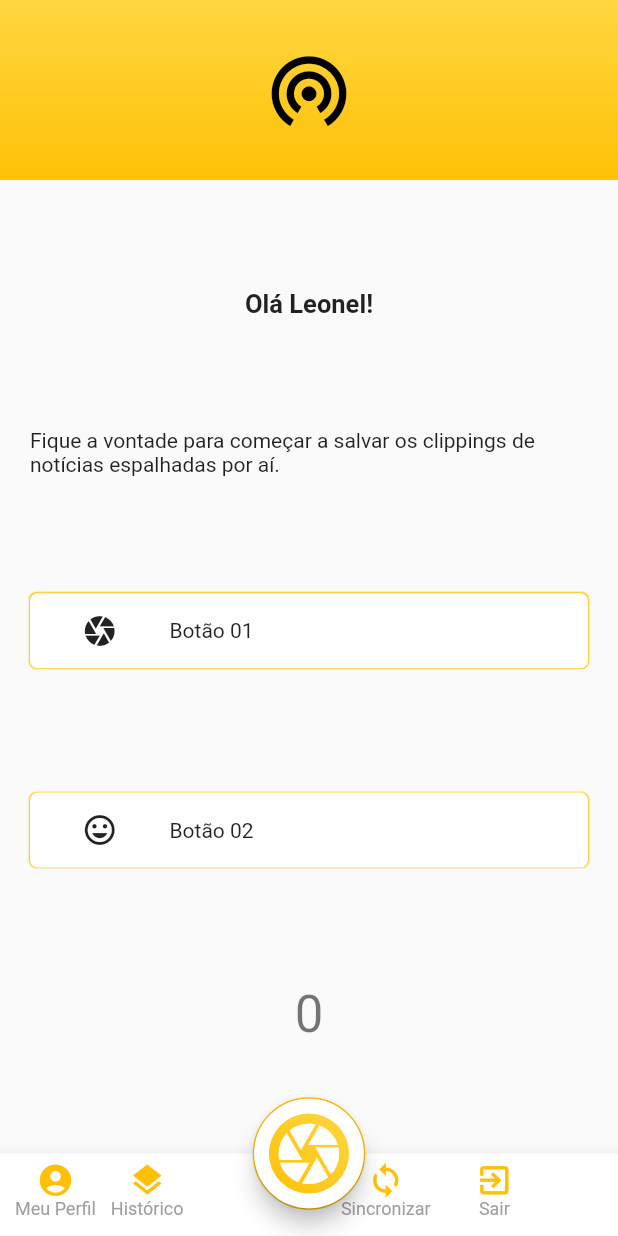
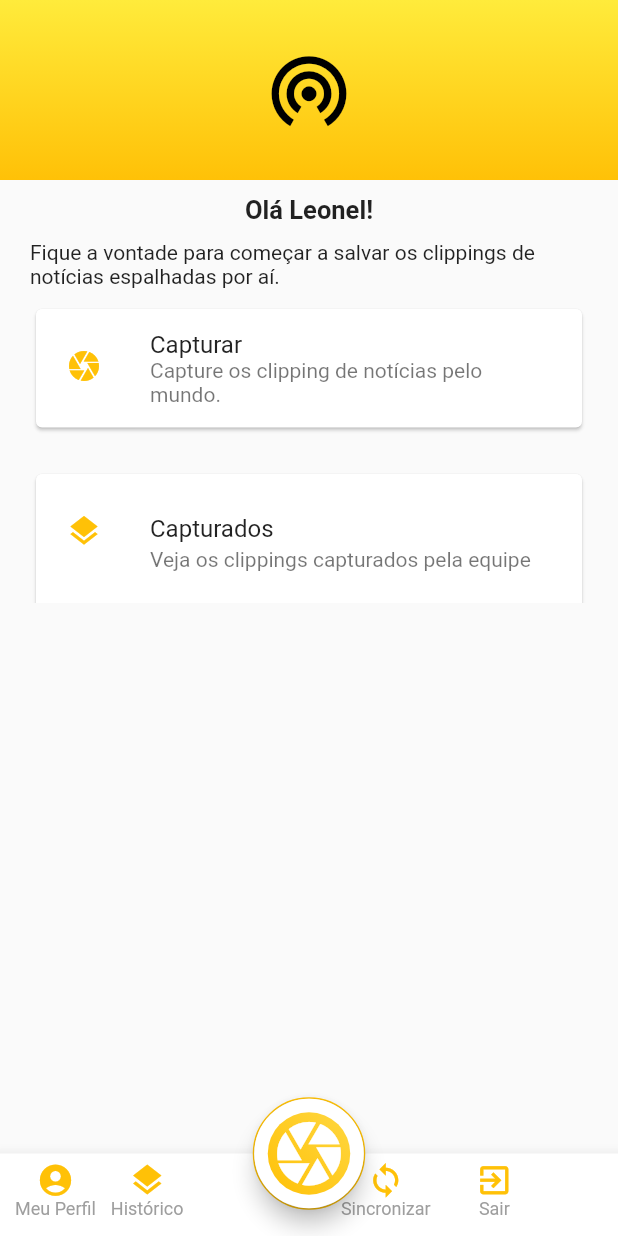
Before and after one commit to rd7rodrigo/flutter-estudo, a Flutter app: the screen it shows after launch, on a phone screen of 412 x 824 dp. Run offline on Flutter 3.47's test engine with Material 2 defaults, Android fonts, the phone set to English and light mode, and no system bars.

Commit message:
novas areas e list

```diff
--- /dev/null
+++ b/lib/botton.dart
@@ -0,0 +1,106 @@
+import 'package:flutter/material.dart';
+import 'package:widgets/novo-clipping.dart';
+
+class Botton extends StatefulWidget {
+  @override
+  _BottonState createState() => _BottonState();
+}
+
+class _BottonState extends State<Botton> {
+  @override
+  Widget build(BuildContext context) {
+    return Container(
+       child: BottomAppBar(
+        color: Colors.white,
+        child: Row(
+          mainAxisAlignment: MainAxisAlignment.start,
+          children: <Widget>[
+            Container(
+              margin: const EdgeInsets.only(left: 10.0, top: 5.0),
+              height: 50.0,
+              child: Column(
+                children: <Widget>[
+                  GestureDetector(
+                    // color: null,
+                    child: Column(
+                        children: <Widget>[
+                          Icon(
+                            Icons.account_circle,
+                            size: 25,
+                            color: Colors.amber,
+                          ),
+                          Text('Meu Perfil', style: TextStyle(color: Colors.grey, fontSize: 12)),
+                        ],
+                      ),
+                      onTap: () {
+                        Navigator.push(
+                          context,
+                          MaterialPageRoute(builder: (context) => NovoClipping()),
+                        );
+                      },
+                  ),
+
+                ],
+              ),
+            ),
+            Container(
+              margin: const EdgeInsets.only(left: 10.0, top: 5.0),
+              height: 50.0,
+              child: Column(
+                children: <Widget>[
+                  Column(
+                    children: <Widget>[
+                      Icon(
+                        Icons.layers,
+                        size: 25,
+                        color: Colors.amber,
+                      ),
+                      Text('Histórico', style: TextStyle(color: Colors.grey, fontSize: 12)),
+                    ],
+                  )
+                ],
+              ),
+            ),
+            Container(
+              margin: const EdgeInsets.only(left: 105.0, top: 5.0),
+              height: 50.0,
+              child: Column(
+                children: <Widget>[
+                  Column(
+                    children: <Widget>[
+                      Icon(
+                        Icons.sync,
+                        size: 25,
+                        color: Colors.amber,
+                      ),
+                      Text('Sincronizar', style: TextStyle(color: Colors.grey, fontSize: 12)),
+                    ],
+                  )
+                ],
+              ),
+            ),
+            Container(
+              margin: const EdgeInsets.only(left: 30.0, top: 5.0),
+              height: 50.0,
+              child: Column(
+                children: <Widget>[
+                  Column(
+                    children: <Widget>[
+                      Icon(
+                        Icons.exit_to_app ,
+                        size: 25,
+                        color: Colors.amber,
+                      ),
+                      Text('Sair', style: TextStyle(color: Colors.grey, fontSize: 12)),
+                    ],
+                  )
+                ],
+              ),
+            )
+          ],
+        ),
+
+      ),
+    );
+  }
+}
--- a/lib/button.dart
+++ b/lib/button.dart
@@ -23,15 +23,23 @@ class _ButtonTextState extends State<ButtonText> {
         child: Row(
           mainAxisAlignment: MainAxisAlignment.center,
           children: <Widget>[
+            // Column(
+            //   textDirection: TextDirection.ltr,
+            //   children: <Widget>[
+            //     Text(widget.text),
+            // ],),
             Expanded(
               child: Icon(widget.iconData),
               flex: 1,
             ),
+
             Expanded(
-              child: Row(children: <Widget>[
+              child: Row(
+                mainAxisAlignment: MainAxisAlignment.start,
+                children: <Widget>[
                 Text(widget.text),
               ],),
-              flex: 3,
+              flex: 5,
             )
         ],),
     );
@@ -43,7 +51,10 @@ BoxDecoration borderIcon(color) {
   return BoxDecoration(
     boxShadow: [
       BoxShadow(
-        color: Colors.amber, offset: Offset.fromDirection(0.2, 0.1), blurRadius: 0.2, spreadRadius: 0.2
+        color: Colors.black.withOpacity(0.2),
+        offset: Offset.fromDirection(1.1, 0.9),
+        blurRadius: 0.4,
+        spreadRadius: 0.1
       ),
     ],
     color: color,
--- /dev/null
+++ b/lib/listmenu.dart
@@ -0,0 +1,51 @@
+import 'package:flutter/material.dart';
+
+class ListMenu extends StatefulWidget {
+  final Color color;
+  final String text;
+  final String subtitulo;
+  final IconData iconData;
+
+  const ListMenu({Key key, this.color = Colors.grey, this.text = "", this.subtitulo = "", this.iconData = Icons.image}) : super(key: key);
+
+  @override
+  _ListMenuState createState() => _ListMenuState();
+}
+
+class _ListMenuState extends State<ListMenu> {
+
+  @override
+  Widget build(BuildContext context) {
+      return Container(
+        height: 110,
+        width: double.infinity,
+        padding: EdgeInsets.symmetric(vertical: 10, horizontal: 20),
+        child: ListView(
+            children: <Card>[
+              Card(
+                child: ListTile(
+                  title: Text(widget.text), leading: Icon(widget.iconData, color: Colors.amber,), subtitle: Text(widget.subtitulo), contentPadding: EdgeInsets.symmetric(horizontal: 20, vertical: 10),
+                )
+              ),
+          ],
+        ),
+      );
+
+  }
+}
+
+
+BoxDecoration borderIcon(color) {
+  return BoxDecoration(
+    boxShadow: [
+      BoxShadow(
+        color: Colors.black.withOpacity(0.2),
+        offset: Offset.fromDirection(1.1, 0.9),
+        blurRadius: 0.4,
+        spreadRadius: 0.1
+      ),
+    ],
+    color: color,
+    borderRadius: BorderRadius.circular(5.0)
+  );
+}
--- a/lib/main.dart
+++ b/lib/main.dart
@@ -2,7 +2,9 @@ import 'package:flutter/material.dart';
 import 'package:flutter/rendering.dart';
 import 'package:flutter/widgets.dart';
 
-import 'button.dart';
+import 'botton.dart';
+// import 'button.dart';
+import 'listmenu.dart';
 import 'topo.dart';
 
 void main() => runApp(MyApp());
@@ -62,138 +64,50 @@ class _MyHomePageState extends State<MyHomePage> {
         child: Topo(),
         preferredSize: Size.fromHeight(120.0),
       ),
-      body: Center(
-        // Center é um widget de layout. Leva um único filho e o posiciona
-//          // no meio do pai.
+      body: Hero(
+        tag: 'Main',
+        child: Center(
           child: Column(
-          mainAxisAlignment: MainAxisAlignment.spaceEvenly,
+            mainAxisAlignment: MainAxisAlignment.start,
             children: <Widget>[
-            Text(
+              Padding(
+                padding: EdgeInsets.only(top: 10, bottom: 10),
+                child: Text(
                   'Olá Leonel!',
-              style: TextStyle(fontWeight: FontWeight.bold,fontSize: 17),
+                  style: TextStyle(fontWeight: FontWeight.bold,fontSize: 17,),
                 ),
+              ),
+
               Padding(
                 child: Text(
                   'Fique a vontade para começar a salvar os clippings de notícias espalhadas por aí.'
                 ),
                 padding: const EdgeInsets.symmetric(horizontal: 20),
               ),
-            ButtonText(text: "Botão 01", iconData: Icons.camera, color: Colors.white,),
-            ButtonText(text: "Botão 02", iconData: Icons.insert_emoticon, color: Colors.white,),
-            Text(
-              '$_counter',
-              style: Theme.of(context).textTheme.display1,
+              ListMenu(text: "Capturar", subtitulo: "Capture os clipping de notícias pelo mundo.", iconData: Icons.camera, color: Colors.white,),
+              ListMenu(text: "Capturados", subtitulo: "Veja os clippings capturados pela equipe", iconData: Icons.layers, color: Colors.white,),
+            ],
           ),
-
-          ],
         ),
       ),
       floatingActionButton: Container(
         height: 75.0,
         width: 75.0,
-        // padding: EdgeInsets.all(2.0),
-        margin: const EdgeInsets.all(3.0),
         decoration: myBoxDecoration(),
-        child: FittedBox(
-
         child: FloatingActionButton(
             onPressed: _incrementCounter,
             tooltip: 'Incrementar',
-
             child: Container(
               decoration: borderIcon(),
               padding: EdgeInsets.all(2.0),
               child: Icon(
-                Icons.camera, size: 37,color: Colors.white,
+                Icons.camera, size: 51,color: Colors.white,
               ),
-              // borderRadius: BorderRadius.circular(90.0),
             ),
             backgroundColor: Colors.white,
-
-          ), // This trailing comma makes auto-formatting nicer for build methods.,
         )
       )
-      ,bottomNavigationBar: BottomAppBar(
-        color: Colors.white,
-        child: Row(
-          mainAxisAlignment: MainAxisAlignment.start,
-          children: <Widget>[
-            Container(
-              margin: const EdgeInsets.only(left: 10.0, top: 5.0),
-              height: 50.0,
-              child: Column(
-                children: <Widget>[
-                  Column(
-                    children: <Widget>[
-                      Icon(
-                        Icons.account_circle,
-                        size: 25,
-                        color: Colors.amber,
-                      ),
-                      Text('Meu Perfil', style: TextStyle(color: Colors.grey, fontSize: 12)),
-                    ],
-                  ),
-                ],
-              ),
-            ),
-            Container(
-              margin: const EdgeInsets.only(left: 10.0, top: 5.0),
-              height: 50.0,
-              child: Column(
-                children: <Widget>[
-                  Column(
-                    children: <Widget>[
-                      Icon(
-                        Icons.layers,
-                        size: 25,
-                        color: Colors.amber,
-                      ),
-                      Text('Histórico', style: TextStyle(color: Colors.grey, fontSize: 12)),
-                    ],
-                  )
-                ],
-              ),
-            ),
-            Container(
-              margin: const EdgeInsets.only(left: 105.0, top: 5.0),
-              height: 50.0,
-              child: Column(
-                children: <Widget>[
-                  Column(
-                    children: <Widget>[
-                      Icon(
-                        Icons.sync,
-                        size: 25,
-                        color: Colors.amber,
-                      ),
-                      Text('Sincronizar', style: TextStyle(color: Colors.grey, fontSize: 12)),
-                    ],
-                  )
-                ],
-              ),
-            ),
-            Container(
-              margin: const EdgeInsets.only(left: 30.0, top: 5.0),
-              height: 50.0,
-              child: Column(
-                children: <Widget>[
-                  Column(
-                    children: <Widget>[
-                      Icon(
-                        Icons.exit_to_app ,
-                        size: 25,
-                        color: Colors.amber,
-                      ),
-                      Text('Sair', style: TextStyle(color: Colors.grey, fontSize: 12)),
-                    ],
-                  )
-                ],
-              ),
-            )
-          ],
-        ),
-
-      ),
+      ,bottomNavigationBar: Botton(),
       floatingActionButtonLocation: FloatingActionButtonLocation.centerDocked,
     );
   }
--- a/lib/topo.dart
+++ b/lib/topo.dart
@@ -16,7 +16,7 @@ class _TopoState extends State<Topo> {
             color: Colors.black,
             size: 60.0,
           ),
-      height: 250,
+      height: 230,
     );
   }
 }
@@ -24,7 +24,7 @@ class _TopoState extends State<Topo> {
 BoxDecoration gradiente() {
   return BoxDecoration(
     gradient: LinearGradient(begin: Alignment.topCenter, end: Alignment.bottomCenter, colors: [
-      Colors.amberAccent, Colors.amber
+      Colors.yellow, Colors.amber
     ])
   );
 }
```
Also changed, not shown: lib/edit-clipping.dart (added, +29 -0 lines), lib/novo-clipping.dart (added, +33 -0 lines), lib/images/logo-sm.svg (added). Lines whose indentation alone changed are shown as unchanged.
